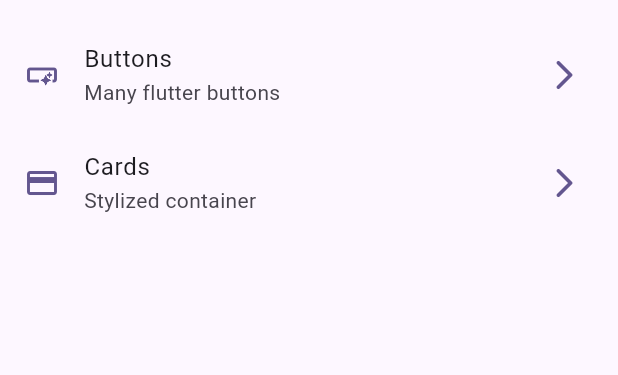
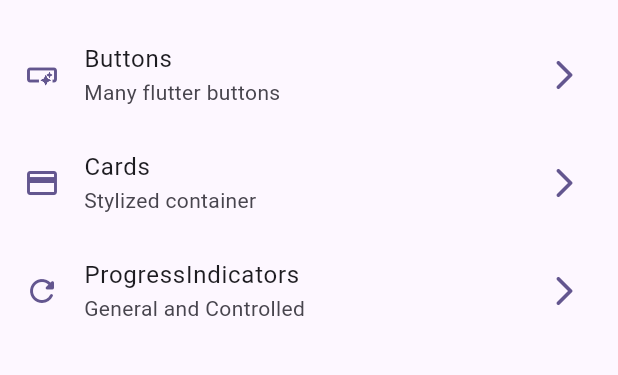
Before and after one commit to alextina/widgets_app, a Flutter app: the screen it shows after launch, on a phone screen of 412 x 824 dp, the part 63-438 px from its top. Run offline on Flutter 3.47's test engine with Material 3 defaults, Android fonts, the phone set to English and light mode, and no system bars; our stand-ins replace go_router.

Commit message:
[feat] Progress indicators finished

```diff
--- a/lib/config/menu/menu_items.dart
+++ b/lib/config/menu/menu_items.dart
@@ -30,4 +30,11 @@ const appMenuItems = <MenuItem>[
     icon: Icons.credit_card,
   ),
 
+  MenuItem(
+    tittle: 'ProgressIndicators',
+    subtitle: 'General and Controlled',
+    path: '/progress',
+    icon: Icons.refresh_rounded,
+  ),
+
 ];
--- a/lib/config/router/app_router.dart
+++ b/lib/config/router/app_router.dart
@@ -20,5 +20,10 @@ final appRouter = GoRouter(
       name: CardsScreen.name,
       builder: (context, state) => CardsScreen(),
     ),
+    GoRoute(
+      path: '/progress',
+      name: ProgressScreen.name,
+      builder: (context, state) => ProgressScreen(),
+    ),
   ],
 );
```
Also changed, not shown: lib/presentation/screens/progress/progress_screen.dart (+47 -1 lines).
